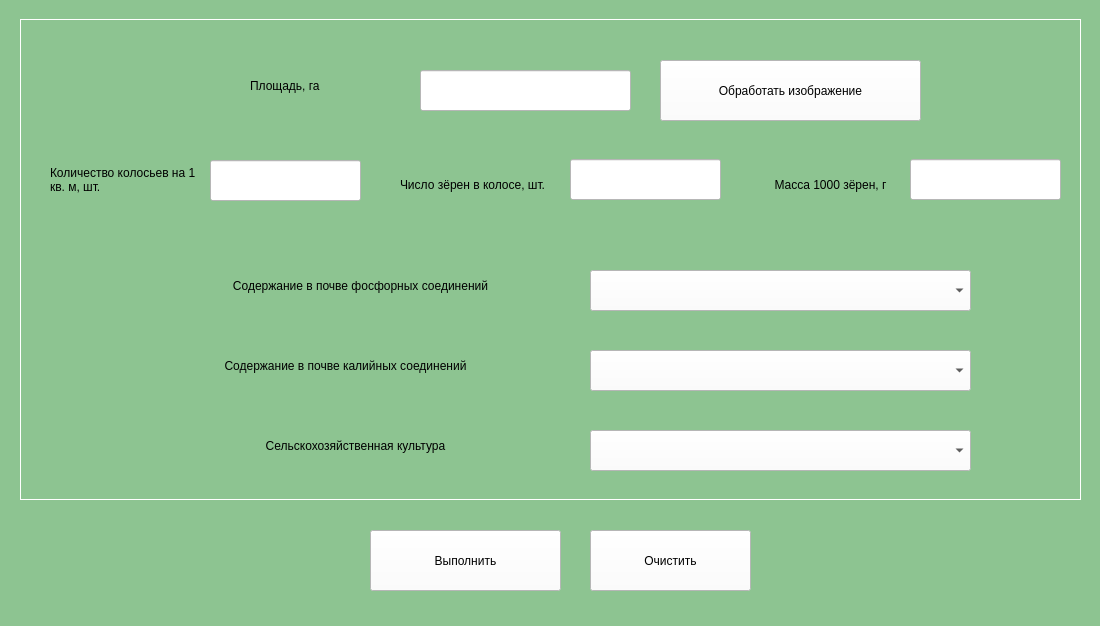
Qt form MainWindow.ui (semyongr/AgroCalculatorDiplom) before a commit.
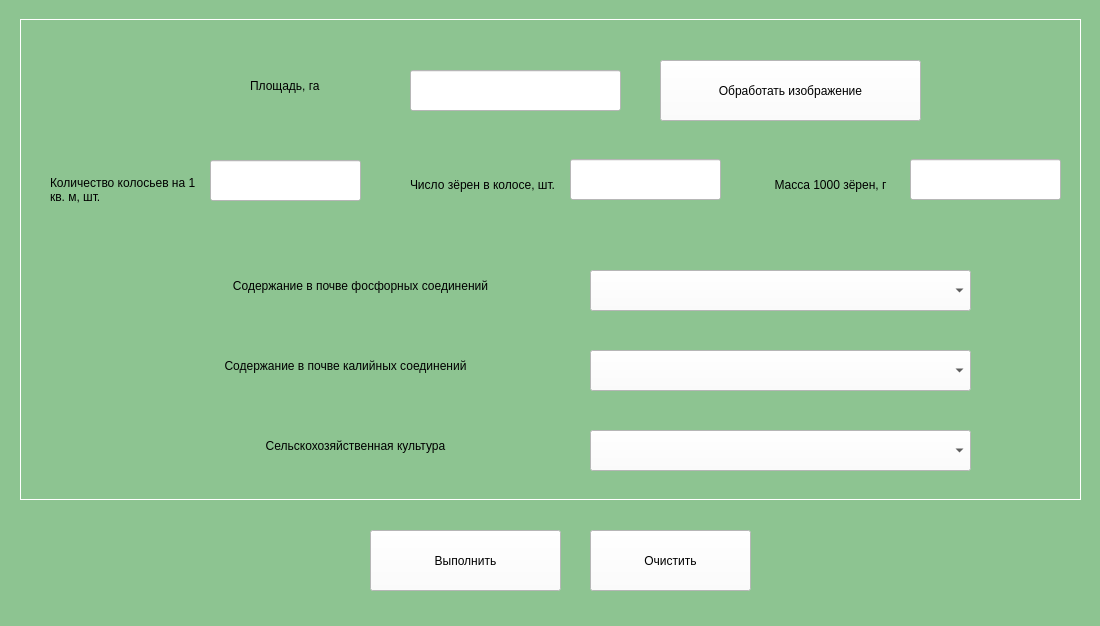
The same form after that commit.

```diff
--- a/MainWindow.ui
+++ b/MainWindow.ui
@@ -10,6 +10,24 @@
     <height>626</height>
    </rect>
   </property>
+  <property name="sizePolicy">
+   <sizepolicy hsizetype="Fixed" vsizetype="Fixed">
+    <horstretch>0</horstretch>
+    <verstretch>0</verstretch>
+   </sizepolicy>
+  </property>
+  <property name="minimumSize">
+   <size>
+    <width>1100</width>
+    <height>626</height>
+   </size>
+  </property>
+  <property name="maximumSize">
+   <size>
+    <width>1100</width>
+    <height>626</height>
+   </size>
+  </property>
   <property name="windowTitle">
    <string>Расчет количества норм удобрений</string>
   </property>
@@ -201,7 +219,7 @@
    <widget class="QLineEdit" name="square_tb">
     <property name="geometry">
      <rect>
-      <x>420</x>
+      <x>410</x>
       <y>70</y>
       <width>211</width>
       <height>41</height>
@@ -211,6 +229,9 @@
      <string notr="true">font: 14pt &quot;Book Antiqua&quot;;
 background-color: rgb(255, 255, 255);</string>
     </property>
+    <property name="alignment">
+     <set>Qt::AlignCenter</set>
+    </property>
    </widget>
    <widget class="QFrame" name="MainWindow_2">
     <property name="geometry">
@@ -234,7 +255,7 @@
      <property name="geometry">
       <rect>
        <x>30</x>
-       <y>120</y>
+       <y>130</y>
        <width>151</width>
        <height>81</height>
       </rect>
@@ -265,7 +286,7 @@
     <widget class="QLabel" name="number_lbl_2">
      <property name="geometry">
       <rect>
-       <x>380</x>
+       <x>390</x>
        <y>130</y>
        <width>151</width>
        <height>71</height>
```
Left out of the diff: 25 changed lines with no effect on the pictures.
